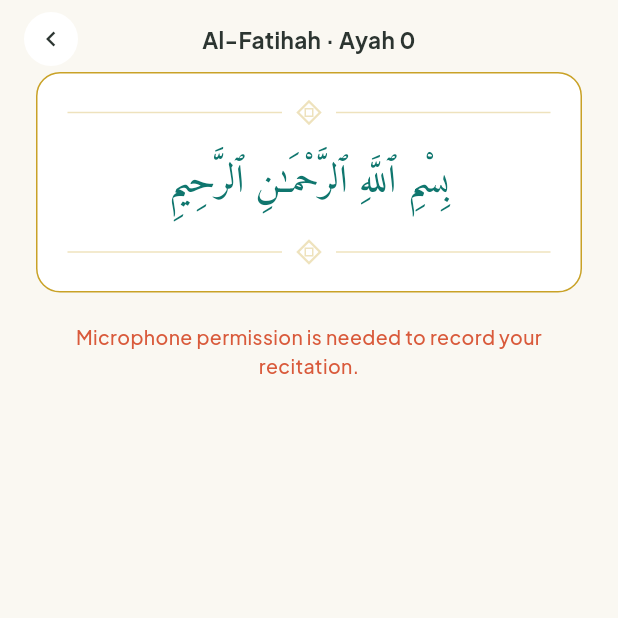
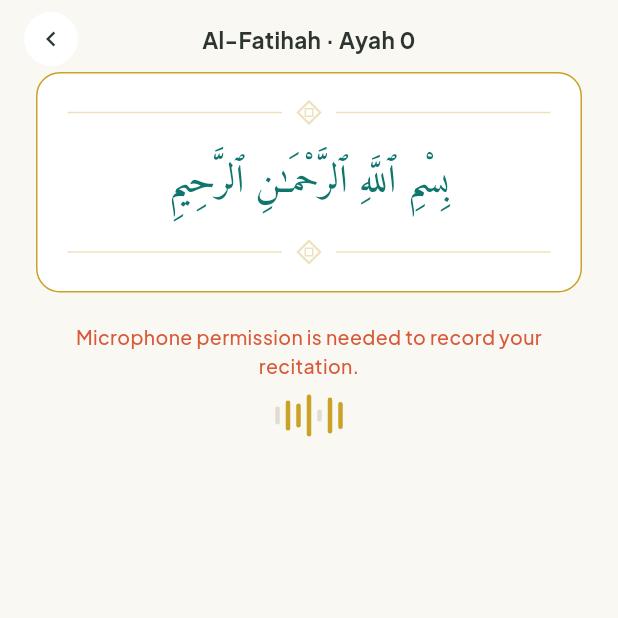
Before and after one commit to Abdalrahman-py/bayaan, a Flutter app: the RecordingScreen screen opened directly with empty values, after a tap on the "mic" icon, on a phone screen of 412 x 824 dp, the top half of it. Run offline on Flutter 3.47's test engine with Material 3 defaults, Android fonts, the phone set to English and light mode, and no system bars; our stand-ins replace audioplayers, go_router, shared_preferences, supabase_flutter; missing offline and left inert: record; accounts and stored records are empty; network calls fail.

Commit message:
feat(flutter): recording polish — pulsing rings and dancing wavebars

```diff
--- a/flutter/lib/features/recitation/recording_screen.dart
+++ b/flutter/lib/features/recitation/recording_screen.dart
@@ -9,6 +9,8 @@ import '../../services/auth_controller.dart';
 import '../../services/quran_translation.dart';
 import '../../services/recitation_controller.dart';
 import '../../shared/widgets/ornamental_divider.dart';
+import '../../shared/widgets/pulsing_rings.dart';
+import '../../shared/widgets/recording_wavebars.dart';
 
 /// bayaan-recording from Figma. The verse card leaves a lot of empty space
 /// below it before the mic button — filled with a translation card (per
@@ -93,6 +95,8 @@ class _RecordingScreenState extends State<RecordingScreen> {
                         _buildVerseCard(state.verse),
                         const SizedBox(height: 20),
                         _buildCaption(state),
+                        const SizedBox(height: 8),
+                        RecordingWavebars(active: state is Recording),
                         const SizedBox(height: 20),
                         if (state is Ready) _buildTranslationCard(),
                         const SizedBox(height: 24),
@@ -293,13 +297,22 @@ class _RecordingScreenState extends State<RecordingScreen> {
               widget.controller.start(widget.sura, widget.aya);
             }
           },
-          child: Container(
+          child: Stack(
+            alignment: Alignment.center,
+            children: [
+              if (recording)
+                PulsingRings(
+                  active: true,
+                  color: AppColors.tajweedError,
+                ),
+              Container(
                 width: 84,
                 height: 84,
                 alignment: Alignment.center,
                 decoration: BoxDecoration(
                   shape: BoxShape.circle,
-              color: (recording ? AppColors.tajweedError : AppColors.tealStart)
+                  color:
+                      (recording ? AppColors.tajweedError : AppColors.tealStart)
                           .withOpacity(0.15),
                 ),
                 child: Container(
@@ -308,7 +321,9 @@ class _RecordingScreenState extends State<RecordingScreen> {
                   alignment: Alignment.center,
                   decoration: BoxDecoration(
                     shape: BoxShape.circle,
-                color: recording ? AppColors.tajweedError : AppColors.tealStart,
+                    color: recording
+                        ? AppColors.tajweedError
+                        : AppColors.tealStart,
                   ),
                   child: Icon(
                     recording ? Icons.stop : Icons.mic,
@@ -316,6 +331,8 @@ class _RecordingScreenState extends State<RecordingScreen> {
                     size: 28,
                   ),
                 ),
+              ),
+            ],
           ),
         ),
         const SizedBox(height: 12),
--- /dev/null
+++ b/flutter/lib/shared/widgets/recording_wavebars.dart
@@ -0,0 +1,91 @@
+import 'package:flutter/material.dart';
+
+import '../../core/theme/app_colors.dart';
+
+/// Height of one waveform bar at animation value [t] in [0, 1].
+/// Even bars follow [t], odd bars follow 1 - t, so neighbours move in
+/// counterphase (ported from the bayyan recording screen).
+double waveBarHeight(int index, double base, double t, {required bool active}) {
+  if (!active) return base;
+  final phase = index.isEven ? t : 1 - t;
+  return base * (0.5 + phase * 0.9);
+}
+
+/// Dancing waveform bars under the recording caption — animated while
+/// recording, static when idle.
+class RecordingWavebars extends StatefulWidget {
+  final bool active;
+
+  const RecordingWavebars({super.key, required this.active});
+
+  @override
+  State<RecordingWavebars> createState() => _RecordingWavebarsState();
+}
+
+class _RecordingWavebarsState extends State<RecordingWavebars>
+    with SingleTickerProviderStateMixin {
+  static const List<double> _baseHeights = [12.0, 20.0, 16.0, 28.0, 8.0, 24.0, 18.0];
+
+  late final AnimationController _controller;
+
+  @override
+  void initState() {
+    super.initState();
+    _controller = AnimationController(
+      vsync: this,
+      duration: const Duration(milliseconds: 600),
+    );
+    if (widget.active) _controller.repeat(reverse: true);
+  }
+
+  @override
+  void didUpdateWidget(covariant RecordingWavebars oldWidget) {
+    super.didUpdateWidget(oldWidget);
+    if (widget.active && !oldWidget.active) {
+      _controller.repeat(reverse: true);
+    } else if (!widget.active && oldWidget.active) {
+      _controller.stop();
+    }
+  }
+
+  @override
+  void dispose() {
+    _controller.dispose();
+    super.dispose();
+  }
+
+  @override
+  Widget build(BuildContext context) {
+    return SizedBox(
+      height: 32,
+      child: AnimatedBuilder(
+        animation: _controller,
+        builder: (context, child) {
+          return Row(
+            mainAxisAlignment: MainAxisAlignment.center,
+            children: List.generate(_baseHeights.length, (index) {
+              final height = waveBarHeight(
+                index,
+                _baseHeights[index],
+                _controller.value,
+                active: widget.active,
+              );
+              return AnimatedContainer(
+                duration: const Duration(milliseconds: 150),
+                margin: const EdgeInsets.symmetric(horizontal: 2),
+                width: 3,
+                height: height,
+                decoration: BoxDecoration(
+                  color: widget.active || _baseHeights[index] > 15
+                      ? AppColors.gold
+                      : const Color(0xFFE0DCD3),
+                  borderRadius: BorderRadius.circular(2),
+                ),
+              );
+            }),
+          );
+        },
+      ),
+    );
+  }
+}
```
Also changed, not shown: flutter/lib/shared/widgets/pulsing_rings.dart (added, +95 -0 lines), 2 other files. Lines whose indentation alone changed are shown as unchanged.
